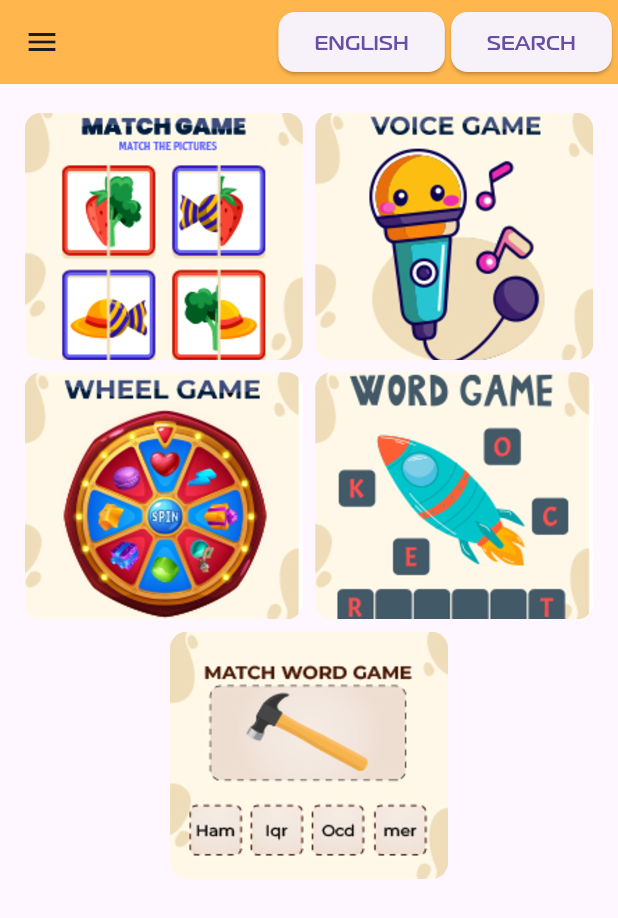
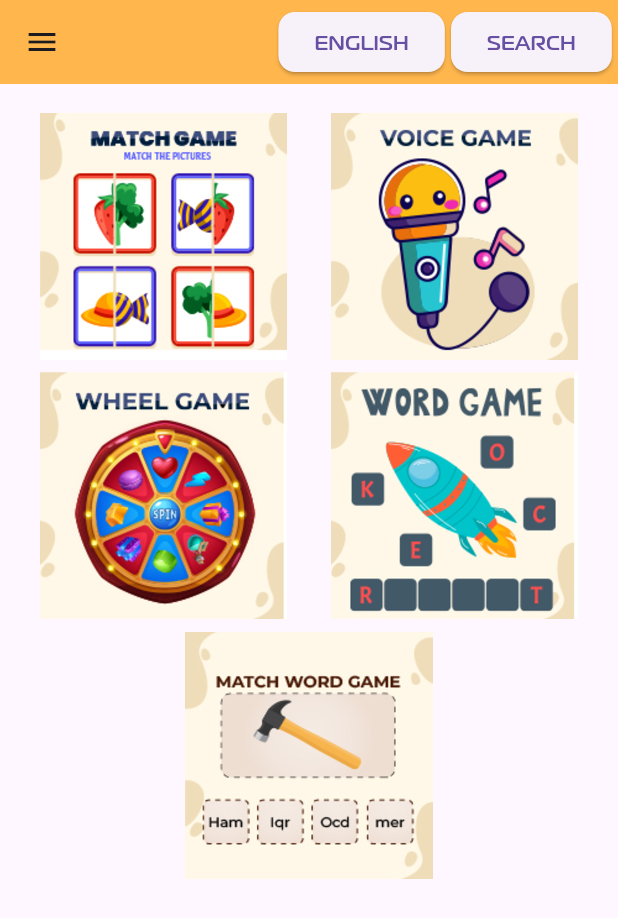
Before and after one commit to shayansaeed123/picture_dictionary, a Flutter app: the HomePage screen opened directly, after a tap on "PLAY GAME", on a phone screen of 412 x 824 dp. Shown: the top 918 px of the screen. Run offline on Flutter 3.47's test engine with Material 3 defaults, Android fonts, the phone set to English and light mode, and no system bars; our stand-ins replace audioplayers, cached_network_image, device_preview, firebase_auth, firebase_core, flutter_spinkit and 7 more; missing offline and left inert: audio_session; accounts and stored records are empty; network calls fail.

Commit message:
updated
updated

```diff
--- a/lib/main.dart
+++ b/lib/main.dart
@@ -1,4 +1,4 @@
-// import 'package:device_preview/device_preview.dart';
+import 'package:device_preview/device_preview.dart';
 import 'package:flutter/cupertino.dart';
 import 'package:flutter/material.dart';
 import 'package:flutter/services.dart';
@@ -15,11 +15,11 @@ void main()async {
   WidgetsFlutterBinding.ensureInitialized();
   await Firebase.initializeApp();
   runApp(
-    // DevicePreview(
-    // enabled: true,
-    // builder: (context) =>
+    DevicePreview(
+    enabled: true,
+    builder: (context) =>
     MyApp(), // Wrap your app
-  // ),
+  ),
   );
 }
 
--- a/lib/view/dashboard/game_page.dart
+++ b/lib/view/dashboard/game_page.dart
@@ -55,7 +55,7 @@ Widget build(BuildContext context) {
                       image: DecorationImage(
                         image: AssetImage('assets/match-image.jpg'),
                         filterQuality: FilterQuality.high,
-                        fit: BoxFit.cover,
+                        fit: BoxFit.contain,
                       ),
                     ),
                     // child: Center(
@@ -83,7 +83,7 @@ Widget build(BuildContext context) {
                       image: DecorationImage(
                         image: AssetImage('assets/voice-game.jpg'),
                         filterQuality: FilterQuality.high,
-                        fit: BoxFit.cover,
+                        fit: BoxFit.contain,
                       ),
                     ),
                     // child: Center(
@@ -116,7 +116,7 @@ Widget build(BuildContext context) {
                       image: DecorationImage(
                         image: AssetImage('assets/wheel-game.jpg'),
                         filterQuality: FilterQuality.high,
-                        fit: BoxFit.cover,
+                        fit: BoxFit.contain,
                       ),
                     ),
                     // child: Center(
@@ -144,7 +144,7 @@ Widget build(BuildContext context) {
                       image: DecorationImage(
                         image: AssetImage('assets/select-word.jpg'),
                         filterQuality: FilterQuality.high,
-                        fit: BoxFit.cover,
+                        fit: BoxFit.contain,
                       ),
                     ),
                     // child: Center(
@@ -178,7 +178,7 @@ Widget build(BuildContext context) {
                       image: DecorationImage(
                         image: AssetImage('assets/word2.jpg'),
                         filterQuality: FilterQuality.high,
-                        fit: BoxFit.cover,
+                        fit: BoxFit.contain,
                       ),
                     ),
                     // child: Center(
--- a/lib/view/dashboard/home.dart
+++ b/lib/view/dashboard/home.dart
@@ -101,7 +101,7 @@ Future<bool> _onWillPop() async {
                   Image.asset('assets/ic_launcher.png',alignment: Alignment.center,
                   width: MediaQuery.of(context).size.width * .5,
                   height: MediaQuery.of(context).size.height * .1,),
-                  Text('${FirebaseAuth.instance.currentUser == null || FirebaseAuth.instance.currentUser!.displayName == null? '' : FirebaseAuth.instance.currentUser!.displayName }',)
+                  Expanded(child: Text('${FirebaseAuth.instance.currentUser == null || FirebaseAuth.instance.currentUser!.displayName == null? '' : FirebaseAuth.instance.currentUser!.displayName }',))
                 ],),
             ),
               ListTile(
--- a/pubspec.yaml
+++ b/pubspec.yaml
@@ -35,7 +35,7 @@ dependencies:
   # The following adds the Cupertino Icons font to your application.
   # Use with the CupertinoIcons class for iOS style icons.
   cupertino_icons: ^1.0.6
-  # device_preview:
+  device_preview:
   # flutter_zoom_drawer:
   google_sign_in:
   firebase_auth:
```
Also changed, not shown: pubspec.lock.
